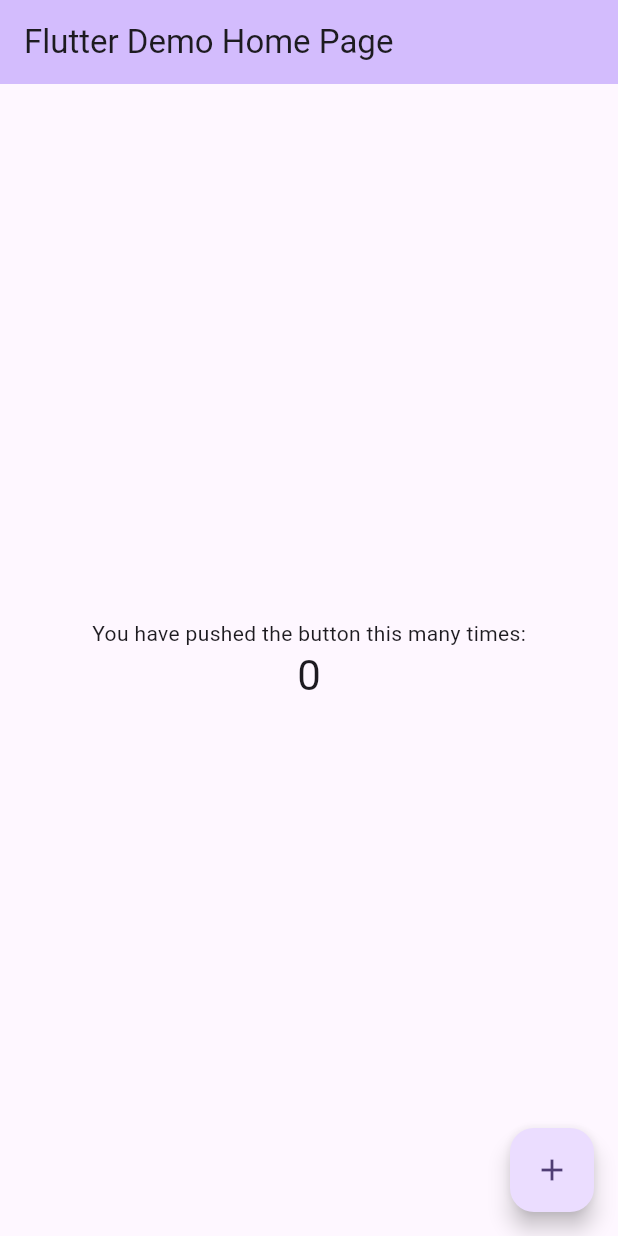
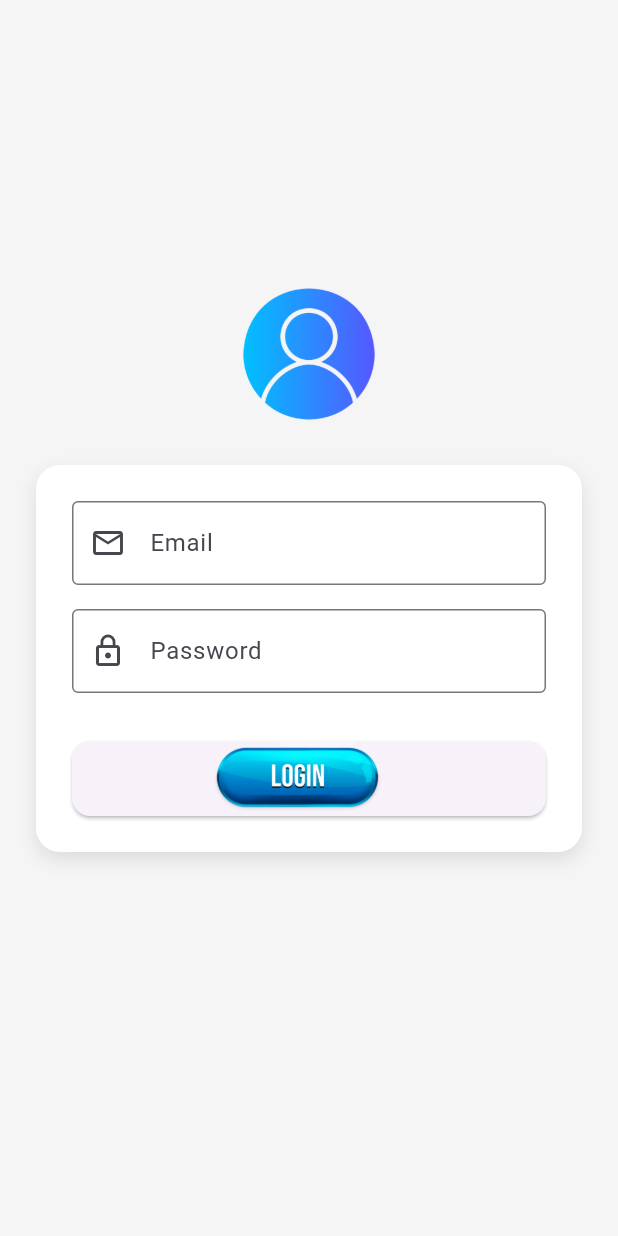
Before and after one commit to nakul-krishnakumar/tickter, a Flutter app: the screen it shows after launch, on a phone screen of 412 x 824 dp. Run offline on Flutter 3.47's test engine with Material 3 defaults, Android fonts, the phone set to English and light mode, and no system bars.

Commit message:
Login-Icons added

```diff
--- a/client/lib/main.dart
+++ b/client/lib/main.dart
@@ -1,122 +1,19 @@
 import 'package:flutter/material.dart';
 
-void main() {
+import 'screens/login_screen.dart';
+
+void main(){
   runApp(const MyApp());
 }
-
-class MyApp extends StatelessWidget {
+class MyApp extends StatelessWidget{
   const MyApp({super.key});
 
-  // This widget is the root of your application.
   @override
-  Widget build(BuildContext context) {
+  Widget build(BuildContext context){
     return MaterialApp(
-      title: 'Flutter Demo',
-      theme: ThemeData(
-        // This is the theme of your application.
-        //
-        // TRY THIS: Try running your application with "flutter run". You'll see
-        // the application has a purple toolbar. Then, without quitting the app,
-        // try changing the seedColor in the colorScheme below to Colors.green
-        // and then invoke "hot reload" (save your changes or press the "hot
-        // reload" button in a Flutter-supported IDE, or press "r" if you used
-        // the command line to start the app).
-        //
-        // Notice that the counter didn't reset back to zero; the application
-        // state is not lost during the reload. To reset the state, use hot
-        // restart instead.
-        //
-        // This works for code too, not just values: Most code changes can be
-        // tested with just a hot reload.
-        colorScheme: ColorScheme.fromSeed(seedColor: Colors.deepPurple),
-      ),
-      home: const MyHomePage(title: 'Flutter Demo Home Page'),
+      debugShowCheckedModeBanner: false,
+
+      home: LoginScreen(),
     );
   }
 }
-
-class MyHomePage extends StatefulWidget {
-  const MyHomePage({super.key, required this.title});
-
-  // This widget is the home page of your application. It is stateful, meaning
-  // that it has a State object (defined below) that contains fields that affect
-  // how it looks.
-
-  // This class is the configuration for the state. It holds the values (in this
-  // case the title) provided by the parent (in this case the App widget) and
-  // used by the build method of the State. Fields in a Widget subclass are
-  // always marked "final".
-
-  final String title;
-
-  @override
-  State<MyHomePage> createState() => _MyHomePageState();
-}
-
-class _MyHomePageState extends State<MyHomePage> {
-  int _counter = 0;
-
-  void _incrementCounter() {
-    setState(() {
-      // This call to setState tells the Flutter framework that something has
-      // changed in this State, which causes it to rerun the build method below
-      // so that the display can reflect the updated values. If we changed
-      // _counter without calling setState(), then the build method would not be
-      // called again, and so nothing would appear to happen.
-      _counter++;
-    });
-  }
-
-  @override
-  Widget build(BuildContext context) {
-    // This method is rerun every time setState is called, for instance as done
-    // by the _incrementCounter method above.
-    //
-    // The Flutter framework has been optimized to make rerunning build methods
-    // fast, so that you can just rebuild anything that needs updating rather
-    // than having to individually change instances of widgets.
-    return Scaffold(
-      appBar: AppBar(
-        // TRY THIS: Try changing the color here to a specific color (to
-        // Colors.amber, perhaps?) and trigger a hot reload to see the AppBar
-        // change color while the other colors stay the same.
-        backgroundColor: Theme.of(context).colorScheme.inversePrimary,
-        // Here we take the value from the MyHomePage object that was created by
-        // the App.build method, and use it to set our appbar title.
-        title: Text(widget.title),
-      ),
-      body: Center(
-        // Center is a layout widget. It takes a single child and positions it
-        // in the middle of the parent.
-        child: Column(
-          // Column is also a layout widget. It takes a list of children and
-          // arranges them vertically. By default, it sizes itself to fit its
-          // children horizontally, and tries to be as tall as its parent.
-          //
-          // Column has various properties to control how it sizes itself and
-          // how it positions its children. Here we use mainAxisAlignment to
-          // center the children vertically; the main axis here is the vertical
-          // axis because Columns are vertical (the cross axis would be
-          // horizontal).
-          //
-          // TRY THIS: Invoke "debug painting" (choose the "Toggle Debug Paint"
-          // action in the IDE, or press "p" in the console), to see the
-          // wireframe for each widget.
-          mainAxisAlignment: MainAxisAlignment.center,
-          children: <Widget>[
-            const Text('You have pushed the button this many times:'),
-            Text(
-              '$_counter',
-              style: Theme.of(context).textTheme.headlineMedium,
-            ),
-          ],
-        ),
-      ),
-      floatingActionButton: FloatingActionButton(
-        onPressed: _incrementCounter,
-        tooltip: 'Increment',
-        child: const Icon(Icons.add),
-      ), // This trailing comma makes auto-formatting nicer for build methods.
-    );
-  }
-}
--- /dev/null
+++ b/client/lib/screens/login_screen.dart
@@ -0,0 +1,94 @@
+import 'package:flutter/material.dart';
+
+class LoginScreen extends StatelessWidget {
+  const LoginScreen({super.key});
+
+  @override
+  Widget build(BuildContext context) {
+    return Scaffold(
+      backgroundColor: const Color(0xFFF5F5F5),
+      // Use a SingleChildScrollView to prevent overflow when the keyboard appears
+      body: SingleChildScrollView(
+        child: Container(
+          // Ensure the content is at least as tall as the screen
+          height: MediaQuery.of(context).size.height,
+          padding: const EdgeInsets.symmetric(horizontal: 24.0),
+          child: Padding(
+              padding: const EdgeInsets.only(bottom: 70.0),
+          child: Column(
+            mainAxisAlignment: MainAxisAlignment.center,
+            children: [
+              // 1. ICON MOVED TO THE TOP
+              SizedBox(
+                height: 100, // Adjust size as needed
+                child: Image.asset('assets/images/login_icon.png'),
+              ),
+              const SizedBox(height: 24), // Space between icon and card
+
+              // This is your original white card
+              Container(
+                padding: const EdgeInsets.all(24.0),
+                decoration: BoxDecoration(
+                    color: Colors.white,
+                    borderRadius: BorderRadius.circular(16.0),
+                    boxShadow: [
+                      BoxShadow(
+                        color: Colors.black.withOpacity(0.1),
+                        blurRadius: 10,
+                        offset: const Offset(0, 5),
+                      )
+                    ]),
+                child: Column(
+                  mainAxisSize: MainAxisSize.min,
+                  children: [
+                    // 2. NEW BOX FOR FORMS
+                    TextFormField(
+                      decoration: const InputDecoration(
+                        labelText: 'Email',
+                        prefixIcon: Icon(Icons.email_outlined),
+                        border: OutlineInputBorder(),
+                      ),
+                      keyboardType: TextInputType.emailAddress,
+                    ),
+                    const SizedBox(height: 16.0), // Spacing between fields
+
+                    // PASSWORD FIELD
+                    TextFormField(
+                      obscureText: true, // Hides the password
+                      decoration: const InputDecoration(
+                        labelText: 'Password',
+                        prefixIcon: Icon(Icons.lock_outline),
+                        border: OutlineInputBorder(),
+                      ),
+                    ),
+                    const SizedBox(height: 32.0),
+                    ElevatedButton.icon(
+                        onPressed: (){
+
+                        },
+                      style: ElevatedButton.styleFrom(
+                        minimumSize: const Size.fromHeight(30),
+                        shape: RoundedRectangleBorder(
+                          borderRadius: BorderRadius.circular(12),
+                        ),
+                      ),
+                      icon: Image.asset(
+                          'assets/images/login_button.png',
+                      height: 50,
+                      ),
+                      label: const Text(
+                        '',
+                        style: TextStyle(fontSize: 18),
+                      ),
+                    )
+                  ],
+                ),
+              ),
+            ],
+          ),
+        ),
+        ),
+      ),
+    );
+  }
+}
--- a/client/pubspec.yaml
+++ b/client/pubspec.yaml
@@ -31,6 +31,7 @@ dependencies:
   flutter:
     sdk: flutter
 
+
   # The following adds the Cupertino Icons font to your application.
   # Use with the CupertinoIcons class for iOS style icons.
   cupertino_icons: ^1.0.8
@@ -56,6 +57,9 @@ flutter:
   # included with your application, so that you can use the icons in
   # the material Icons class.
   uses-material-design: true
+
+  assets:
+    - assets/images/
 
   # To add assets to your application, add an assets section, like this:
   # assets:
```
Also changed, not shown: client/assets/images/login_button.png (added), client/assets/images/login_icon.png (added), 1 other file.
